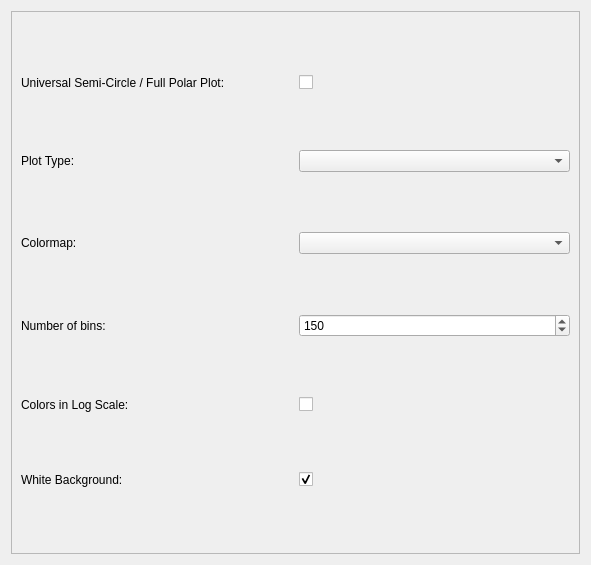
This is src/napari_phasors/ui/plotter_inputs_widget.ui in napari-phasors/napari-phasors as Qt 5 draws it before an edit. The edited form follows.
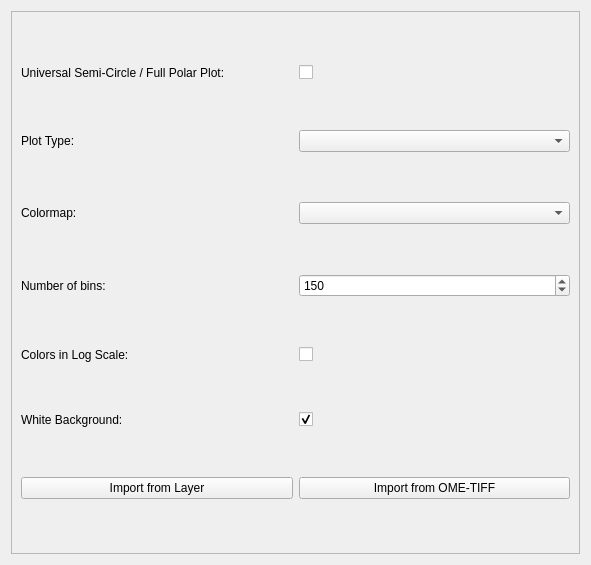
This is the edited form.

Commit message: Refactor FRET and Lifetime Widgets for Improved Layer Management and Import Functionality

What changed in the file:
```diff
--- a/src/napari_phasors/ui/plotter_inputs_widget.ui
+++ b/src/napari_phasors/ui/plotter_inputs_widget.ui
@@ -120,6 +120,24 @@
          </property>
         </widget>
        </item>
+       <item row="6" column="0" colspan="2">
+        <layout class="QHBoxLayout" name="import_buttons_layout">
+        <item>
+        <widget class="QPushButton" name="import_from_layer_button">
+            <property name="text">
+            <string>Import from Layer</string>
+            </property>
+        </widget>
+        </item>
+        <item>
+        <widget class="QPushButton" name="import_from_file_button">
+            <property name="text">
+            <string>Import from OME-TIFF</string>
+            </property>
+        </widget>
+        </item>
+        </layout>
+        </item>
       </layout>
      </widget>
     </widget>
```
The commit also changes 5 other files.
